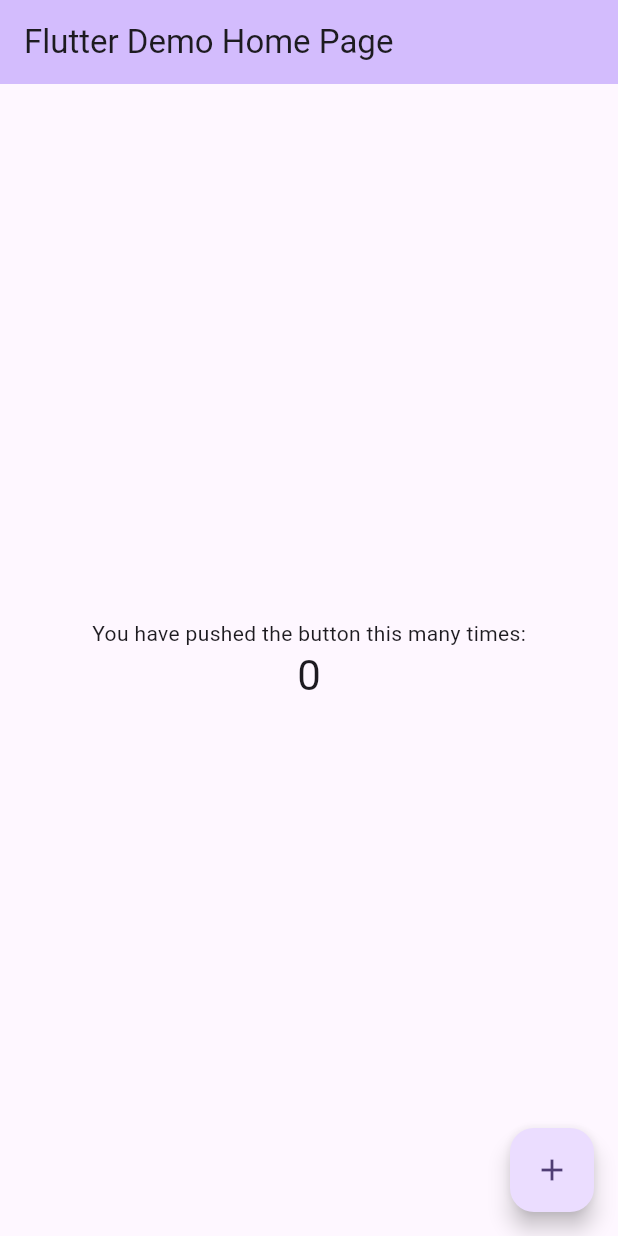
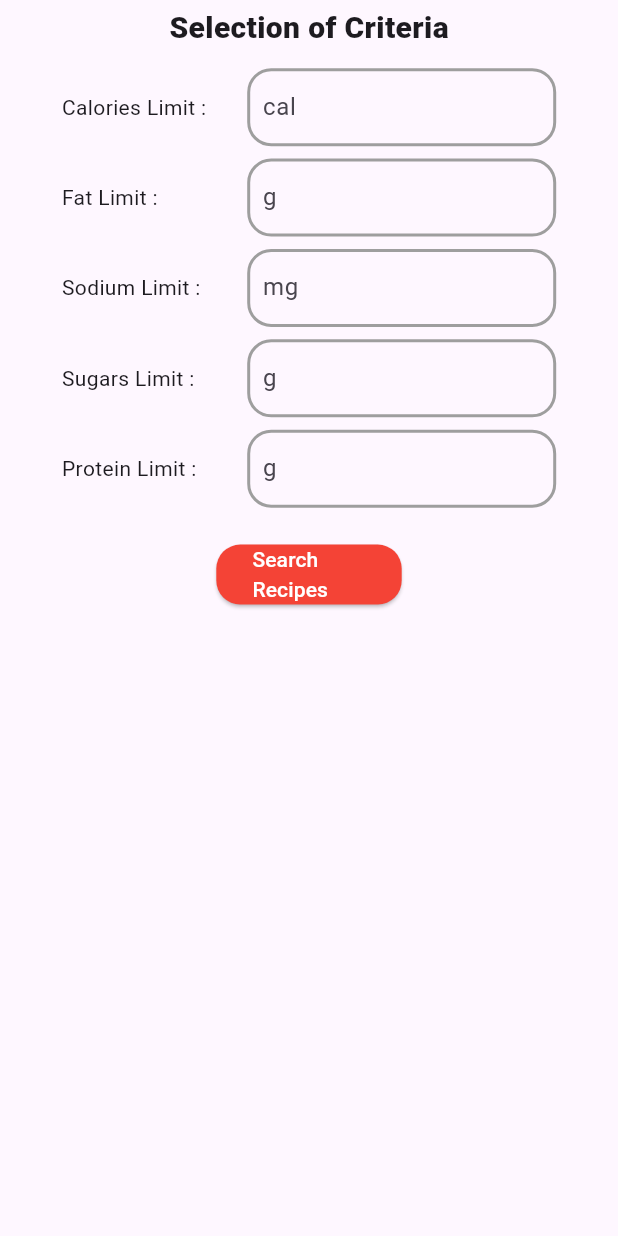
Before and after one commit to ArthurParriaud/masterproject, a Flutter app: the screen it shows after launch, on a phone screen of 412 x 824 dp. Run offline on Flutter 3.47's test engine with Material 2 defaults, Android fonts, the phone set to English and light mode, and no system bars.

Commit message:
prototype created

```diff
--- /dev/null
+++ b/lib/button_widget.dart
@@ -0,0 +1,53 @@
+import 'package:flutter/material.dart';
+
+class MyTextButton extends StatefulWidget {
+
+  final String text;
+  final bool? noClick;
+  final Future<void> Function() onPressed;
+
+  const MyTextButton({
+    required this.text,
+    this.noClick,
+    required this.onPressed,
+    super.key
+  });
+
+  @override
+  State<MyTextButton> createState() => MyTextButtonState();
+
+}
+
+class MyTextButtonState extends State<MyTextButton> {
+
+  bool isProcessing = false;
+
+  @override
+  Widget build(BuildContext context){
+    return ElevatedButton(
+        onPressed: isProcessing || (widget.noClick ?? false)
+            ? null
+            :() async {
+          setState(() {
+            isProcessing = true;
+          });
+          await widget.onPressed();
+          setState(() {
+            isProcessing = false;
+          });
+        },
+        style: ElevatedButton.styleFrom(
+            backgroundColor: Colors.red,
+            shape: RoundedRectangleBorder(
+                borderRadius: BorderRadius.circular(16)
+            )
+        ),
+        child: Text(
+          widget.text,
+          style: const TextStyle(
+              color: Colors.white
+          ),
+        )
+    );
+  }
+}
--- /dev/null
+++ b/lib/limit_setter_widget.dart
@@ -0,0 +1,54 @@
+import 'package:flutter/material.dart';
+
+class LimitSetter extends StatefulWidget{
+
+  final TextEditingController textEditingController;
+  final bool hasError;
+  final String hintText;
+
+  const LimitSetter({
+    super.key,
+    required this.textEditingController,
+    required this.hintText,
+    required this.hasError
+  });
+
+  @override
+  State<LimitSetter> createState() => LimitSetterState();
+
+}
+
+class LimitSetterState extends State<LimitSetter>{
+
+  @override
+  Widget build(BuildContext context){
+    return Container(
+      decoration: BoxDecoration(
+          border: Border.all(
+              color: widget.hasError
+                  ? Colors.red
+                  : Colors.grey,
+              width: 2
+          ),
+          borderRadius: BorderRadius.circular(16)
+      ),
+      child: Padding(
+        padding: EdgeInsets.symmetric(horizontal: MediaQuery.of(context).size.width*0.02),
+        child: TextFormField(
+          controller: widget.textEditingController,
+          onChanged: (value) {
+            int cursorPos = widget.textEditingController.selection.extentOffset;
+            widget.textEditingController.text = value;
+            widget.textEditingController.selection = TextSelection.fromPosition(TextPosition(offset: cursorPos));
+          },
+          decoration: InputDecoration(
+              hintText: widget.hintText,
+              border: InputBorder.none,
+              focusedBorder: InputBorder.none,
+              focusedErrorBorder: InputBorder.none
+          ),
+        ),
+      ),
+    );
+  }
+}
--- a/lib/main.dart
+++ b/lib/main.dart
@@ -1,4 +1,5 @@
 import 'package:flutter/material.dart';
+import 'package:masterprojectfront/restriction_picker.dart';
 
 void main() {
   runApp(const MyApp());
@@ -6,120 +7,15 @@ void main() {
 
 class MyApp extends StatelessWidget {
   const MyApp({super.key});
-
-  // This widget is the root of your application.
   @override
   Widget build(BuildContext context) {
     return MaterialApp(
-      title: 'Flutter Demo',
+      title: 'Assistant Alimentaire',
       theme: ThemeData(
-        // This is the theme of your application.
-        //
-        // TRY THIS: Try running your application with "flutter run". You'll see
-        // the application has a blue toolbar. Then, without quitting the app,
-        // try changing the seedColor in the colorScheme below to Colors.green
-        // and then invoke "hot reload" (save your changes or press the "hot
-        // reload" button in a Flutter-supported IDE, or press "r" if you used
-        // the command line to start the app).
-        //
-        // Notice that the counter didn't reset back to zero; the application
-        // state is not lost during the reload. To reset the state, use hot
-        // restart instead.
-        //
-        // This works for code too, not just values: Most code changes can be
-        // tested with just a hot reload.
         colorScheme: ColorScheme.fromSeed(seedColor: Colors.deepPurple),
         useMaterial3: true,
       ),
-      home: const MyHomePage(title: 'Flutter Demo Home Page'),
+      home: const RestrictionPicker(),
     );
   }
 }
-
-class MyHomePage extends StatefulWidget {
-  const MyHomePage({super.key, required this.title});
-
-  // This widget is the home page of your application. It is stateful, meaning
-  // that it has a State object (defined below) that contains fields that affect
-  // how it looks.
-
-  // This class is the configuration for the state. It holds the values (in this
-  // case the title) provided by the parent (in this case the App widget) and
-  // used by the build method of the State. Fields in a Widget subclass are
-  // always marked "final".
-
-  final String title;
-
-  @override
-  State<MyHomePage> createState() => _MyHomePageState();
-}
-
-class _MyHomePageState extends State<MyHomePage> {
-  int _counter = 0;
-
-  void _incrementCounter() {
-    setState(() {
-      // This call to setState tells the Flutter framework that something has
-      // changed in this State, which causes it to rerun the build method below
-      // so that the display can reflect the updated values. If we changed
-      // _counter without calling setState(), then the build method would not be
-      // called again, and so nothing would appear to happen.
-      _counter++;
-    });
-  }
-
-  @override
-  Widget build(BuildContext context) {
-    // This method is rerun every time setState is called, for instance as done
-    // by the _incrementCounter method above.
-    //
-    // The Flutter framework has been optimized to make rerunning build methods
-    // fast, so that you can just rebuild anything that needs updating rather
-    // than having to individually change instances of widgets.
-    return Scaffold(
-      appBar: AppBar(
-        // TRY THIS: Try changing the color here to a specific color (to
-        // Colors.amber, perhaps?) and trigger a hot reload to see the AppBar
-        // change color while the other colors stay the same.
-        backgroundColor: Theme.of(context).colorScheme.inversePrimary,
-        // Here we take the value from the MyHomePage object that was created by
-        // the App.build method, and use it to set our appbar title.
-        title: Text(widget.title),
-      ),
-      body: Center(
-        // Center is a layout widget. It takes a single child and positions it
-        // in the middle of the parent.
-        child: Column(
-          // Column is also a layout widget. It takes a list of children and
-          // arranges them vertically. By default, it sizes itself to fit its
-          // children horizontally, and tries to be as tall as its parent.
-          //
-          // Column has various properties to control how it sizes itself and
-          // how it positions its children. Here we use mainAxisAlignment to
-          // center the children vertically; the main axis here is the vertical
-          // axis because Columns are vertical (the cross axis would be
-          // horizontal).
-          //
-          // TRY THIS: Invoke "debug painting" (choose the "Toggle Debug Paint"
-          // action in the IDE, or press "p" in the console), to see the
-          // wireframe for each widget.
-          mainAxisAlignment: MainAxisAlignment.center,
-          children: <Widget>[
-            const Text(
-              'You have pushed the button this many times:',
-            ),
-            Text(
-              '$_counter',
-              style: Theme.of(context).textTheme.headlineMedium,
-            ),
-          ],
-        ),
-      ),
-      floatingActionButton: FloatingActionButton(
-        onPressed: _incrementCounter,
-        tooltip: 'Increment',
-        child: const Icon(Icons.add),
-      ), // This trailing comma makes auto-formatting nicer for build methods.
-    );
-  }
-}
--- /dev/null
+++ b/lib/restriction_picker.dart
@@ -0,0 +1,175 @@
+import 'package:flutter/material.dart';
+import 'package:masterprojectfront/button_widget.dart';
+import 'package:masterprojectfront/limit_setter_widget.dart';
+
+class RestrictionPicker extends StatefulWidget {
+
+  const RestrictionPicker({super.key});
+
+  @override
+  State<RestrictionPicker> createState() => RestrictionPickerState();
+}
+
+class RestrictionPickerState extends State<RestrictionPicker>{
+
+  late TextEditingController caloriesLimiterText;
+  late TextEditingController fatLimiterText;
+  late TextEditingController sodiumLimiterText;
+  late TextEditingController sugarsLimiterText;
+  late TextEditingController proteinLimiterText;
+
+  bool caloriesHasError = false;
+  bool fatHasError = false;
+  bool sodiumHasError = false;
+  bool sugarsHasError = false;
+  bool proteinHasError = false;
+
+  String errorMessage = "";
+
+  @override
+  void initState(){
+    super.initState();
+    caloriesLimiterText = TextEditingController();
+    fatLimiterText = TextEditingController();
+    sodiumLimiterText = TextEditingController();
+    sugarsLimiterText = TextEditingController();
+    proteinLimiterText = TextEditingController();
+  }
+
+  @override
+  Widget build(BuildContext context){
+    return Scaffold(
+      body: Padding(
+        padding: EdgeInsets.symmetric(horizontal: MediaQuery.of(context).size.width*0.1, vertical: MediaQuery.of(context).size.width*0.01),
+        child: Column(
+          crossAxisAlignment: CrossAxisAlignment.center,
+          children: [
+            const Text(
+                "Selection of Criteria",
+              style: TextStyle(
+                fontSize: 20,
+                fontWeight: FontWeight.w800
+              ),
+            ),
+            SizedBox(height: MediaQuery.of(context).size.width*0.03),
+            Row(
+              mainAxisAlignment: MainAxisAlignment.spaceBetween,
+              children: [
+                const Text("Calories Limit :"),
+                SizedBox(width: MediaQuery.of(context).size.width*0.05),
+                SizedBox(
+                  width: MediaQuery.of(context).size.width*0.5,
+                  child: LimitSetter(textEditingController: caloriesLimiterText, hintText: "cal", hasError: caloriesHasError),
+                )
+              ],
+            ),
+            SizedBox(height: MediaQuery.of(context).size.width*0.02),
+            Row(
+              mainAxisAlignment: MainAxisAlignment.spaceBetween,
+              children: [
+                const Text("Fat Limit :"),
+                SizedBox(width: MediaQuery.of(context).size.width*0.05),
+                SizedBox(
+                  width: MediaQuery.of(context).size.width*0.5,
+                  child: LimitSetter(textEditingController: fatLimiterText, hintText: "g", hasError: fatHasError),
+                )
+              ],
+            ),
+            SizedBox(height: MediaQuery.of(context).size.width*0.02),
+            Row(
+              mainAxisAlignment: MainAxisAlignment.spaceBetween,
+              children: [
+                const Text("Sodium Limit :"),
+                SizedBox(width: MediaQuery.of(context).size.width*0.05),
+                SizedBox(
+                  width: MediaQuery.of(context).size.width*0.5,
+                  child: LimitSetter(textEditingController: sodiumLimiterText, hintText: "mg", hasError: sodiumHasError),
+                )
+              ],
+            ),
+            SizedBox(height: MediaQuery.of(context).size.width*0.02),
+            Row(
+              mainAxisAlignment: MainAxisAlignment.spaceBetween,
+              children: [
+                const Text("Sugars Limit :"),
+                SizedBox(width: MediaQuery.of(context).size.width*0.05),
+                SizedBox(
+                  width: MediaQuery.of(context).size.width*0.5,
+                  child: LimitSetter(textEditingController: sugarsLimiterText, hintText: "g", hasError: sugarsHasError),
+                )
+              ],
+            ),
+            SizedBox(height: MediaQuery.of(context).size.width*0.02),
+            Row(
+              mainAxisAlignment: MainAxisAlignment.spaceBetween,
+              children: [
+                const Text("Protein Limit :"),
+                SizedBox(width: MediaQuery.of(context).size.width*0.05),
+                SizedBox(
+                  width: MediaQuery.of(context).size.width*0.5,
+                  child: LimitSetter(textEditingController: proteinLimiterText, hintText: "g", hasError: proteinHasError),
+                )
+              ],
+            ),
+            SizedBox(height: MediaQuery.of(context).size.width*0.05),
+            SizedBox(
+              width: MediaQuery.of(context).size.width*0.3,
+              child: MyTextButton(
+                  text: "Search Recipes",
+                  onPressed: () async {
+                    setState((){
+
+                      caloriesHasError = false;
+                      fatHasError = false;
+                      sodiumHasError = false;
+                      sugarsHasError = false;
+                      proteinHasError = false;
+                      errorMessage = "";
+
+                      if (!RegExp(r'^[0-9]+$').hasMatch(caloriesLimiterText.text)){
+                        caloriesHasError = true;
+                        errorMessage += "- Invalid calories limit.\n";
+                      }
+                      if (!RegExp(r'^[0-9]+$').hasMatch(fatLimiterText.text)){
+                        fatHasError = true;
+                        errorMessage += "- Invalid fat limit.\n";
+                      }
+                      if (!RegExp(r'^[0-9]+$').hasMatch(sodiumLimiterText.text)){
+                        sodiumHasError = true;
+                        errorMessage += "- Invalid sodium limit.\n";
+                      }
+                      if (!RegExp(r'^[0-9]+$').hasMatch(sugarsLimiterText.text)){
+                        sugarsHasError = true;
+                        errorMessage += "- Invalid sugars limit.\n";
+                      }
+                      if (!RegExp(r'^[0-9]+$').hasMatch(proteinLimiterText.text)){
+                        proteinHasError = true;
+                        errorMessage += "- Invalid protein limit.\n";
+                      }
+                    });
+                    if (caloriesHasError || fatHasError || sodiumHasError || sugarsHasError || proteinHasError) {
+                      if (mounted){
+                        showDialog(context: context, builder: (context){
+                          return AlertDialog(
+                            title: const Text('Error'),
+                            content: Text(errorMessage),
+                            actions: <Widget>[
+                              TextButton(child: const Text('Close'),onPressed: () {
+                                Navigator.of(context).pop();
+                              },)
+                            ],
+                          );
+                        });
+                      }
+                    } else {
+                      print("All is Right !");
+                    }
+                  }
+              ),
+            )
+          ],
+        ),
+      ),
+    );
+  }
+}
```
Also changed, not shown: 1 other file.
